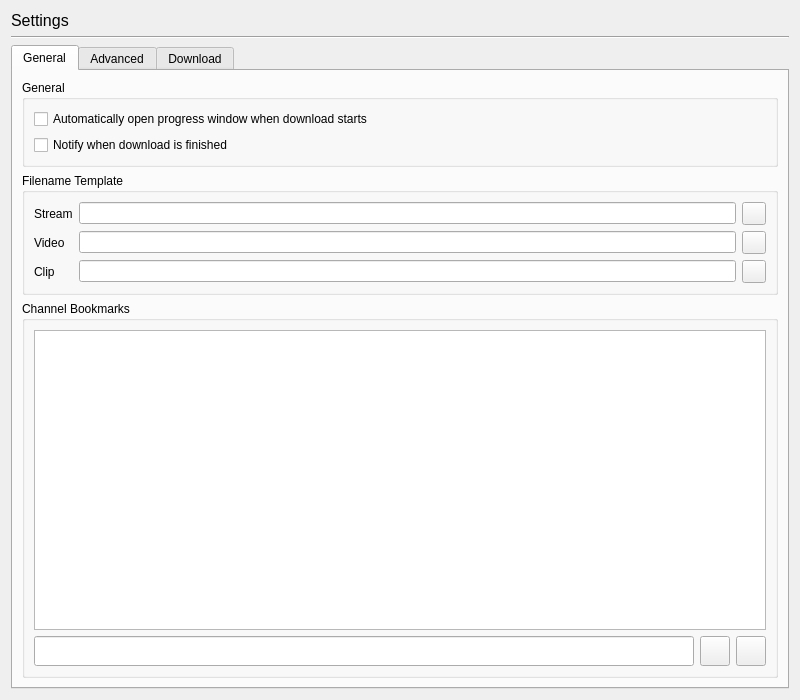
Old version of the form resources/ui/settings.ui in the repository devhotteok/TwitchLink.
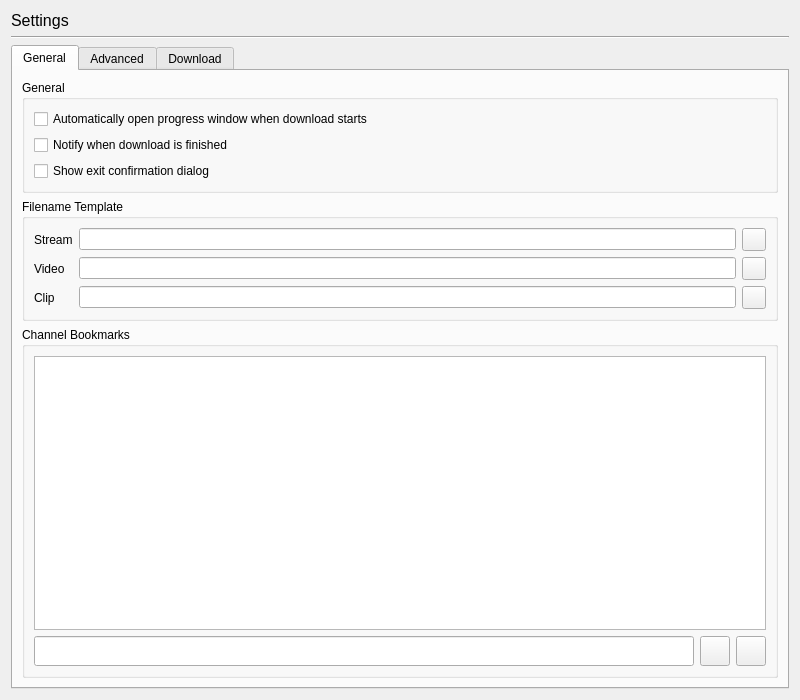
New version of the form. Icons and pictures are not drawn.

What changed in the file:
```diff
--- a/resources/ui/settings.ui
+++ b/resources/ui/settings.ui
@@ -75,6 +75,13 @@
             </property>
            </widget>
           </item>
+          <item>
+           <widget class="QCheckBox" name="confirmExit">
+            <property name="text">
+             <string>Show exit confirmation dialog</string>
+            </property>
+           </widget>
+          </item>
          </layout>
         </widget>
        </item>
```
